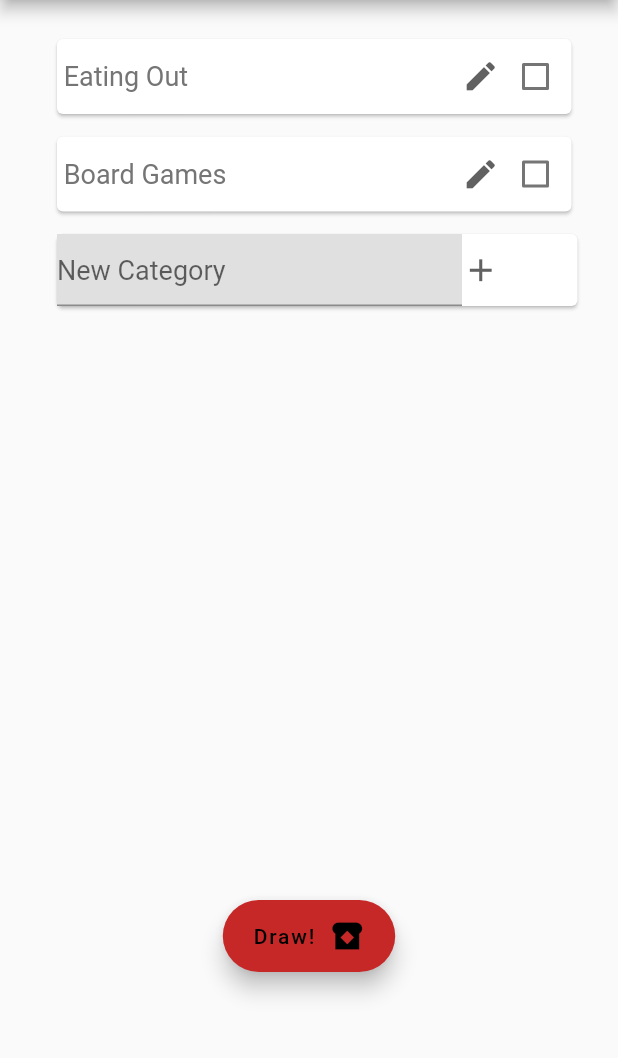
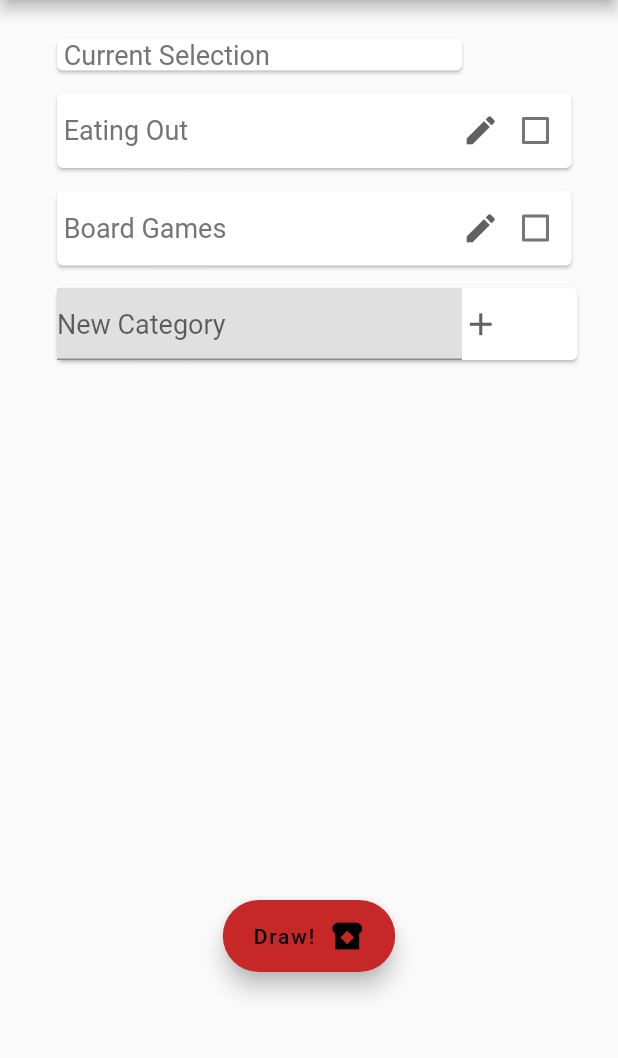
Before and after one commit to BrtWilson/hat_draw, a Flutter app: the CategoriesPage screen opened by its route, on a phone screen of 412 x 824 dp, the part 84-1142 px from its top. Run offline on Flutter 3.47's test engine with Material 2 defaults, Android fonts, the phone set to English and light mode, and no system bars.

Commit message:
Uncommented "Current Selection" (tested, works)

```diff
--- a/lib/pages/categories_page.dart
+++ b/lib/pages/categories_page.dart
@@ -15,7 +15,7 @@ class CategoriesPage extends StatelessWidget {
   Widget build(BuildContext context) {
     List<Widget> categories = context.watch<HdwState>().sCategories.map((c_name) => CategoryTileHolder(name: c_name, )).toList();
     categories.add(CategoryTileHolder(name: "New Category", isNew: true,));
-    //categories.insert(0, CategoryTileHolder(name: " Current Selection "));
+    categories.insert(0, CategoryTileHolder(name: " Current Selection "));
 
     double keyOverflow = 0.0;
     if (MediaQuery.of(context).viewInsets.bottom != 0) keyOverflow = 208;
```
